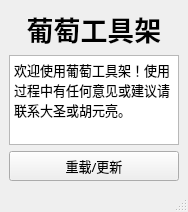
The window that commons/ui/main.ui (lonegather/Barbarian) describes before a commit, drawn with Qt 5.
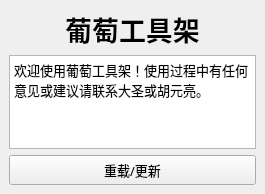
The same window after the commit. Icons and pictures are not drawn.

Diff of the .ui file:
```diff
--- a/commons/ui/main.ui
+++ b/commons/ui/main.ui
@@ -6,22 +6,30 @@
    <rect>
     <x>0</x>
     <y>0</y>
-    <width>188</width>
-    <height>212</height>
+    <width>265</width>
+    <height>194</height>
    </rect>
   </property>
   <property name="minimumSize">
    <size>
-    <width>188</width>
+    <width>265</width>
     <height>0</height>
    </size>
   </property>
+  <property name="font">
+   <font>
+    <family>微软雅黑</family>
+    <pointsize>10</pointsize>
+   </font>
+  </property>
   <property name="windowTitle">
    <string>MainWindow</string>
   </property>
   <widget class="QWidget" name="centralwidget">
    <layout class="QVBoxLayout" name="verticalLayout">
     <item>
+     <layout class="QHBoxLayout" name="horizontalLayout">
+      <item>
      <widget class="QLabel" name="label">
       <property name="font">
        <font>
@@ -39,6 +47,8 @@
       </property>
      </widget>
     </item>
+     </layout>
+    </item>
     <item>
      <widget class="QPlainTextEdit" name="plainTextEdit">
       <property name="font">
@@ -79,7 +89,6 @@
     </item>
    </layout>
   </widget>
-  <widget class="QStatusBar" name="statusbar"/>
   <widget class="QMenuBar" name="menuBar">
    <property name="geometry">
     <rect>
```
Left out of the diff: 13 changed lines with no effect on the pictures. Lines whose indentation alone changed are shown as unchanged.
